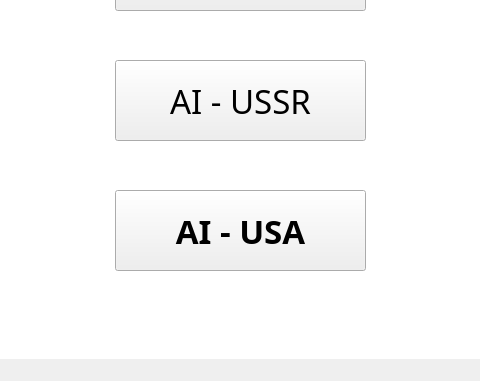
The window that Group Assignment/menuwindow.ui (RickySkywalker/GP) describes before a commit, drawn with Qt 5; both pictures show x 365 to 845 and y 419 to 800 of the 1200 by 800 pixel window.
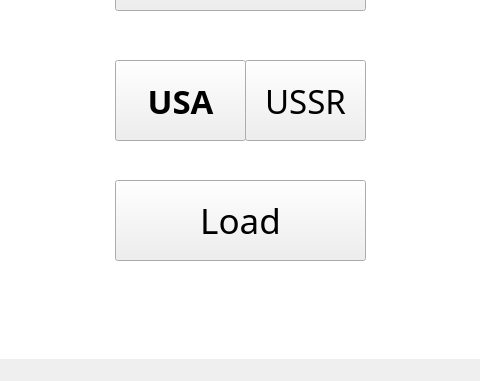
The same window after the commit. Icons and pictures are not drawn.

Commit message: finished save and load button and the behind logic

The edit to the form file:
```diff
--- a/Group Assignment/menuwindow.ui
+++ b/Group Assignment/menuwindow.ui
@@ -54,9 +54,9 @@
    <widget class="QPushButton" name="LoadGame">
     <property name="geometry">
      <rect>
-      <x>480</x>
+      <x>610</x>
       <y>460</y>
-      <width>251</width>
+      <width>121</width>
       <height>81</height>
      </rect>
     </property>
@@ -69,15 +69,15 @@
      </font>
     </property>
     <property name="text">
-     <string>AI - USSR</string>
+     <string>USSR</string>
     </property>
    </widget>
    <widget class="QPushButton" name="Exit">
     <property name="geometry">
      <rect>
       <x>480</x>
-      <y>590</y>
-      <width>251</width>
+      <y>460</y>
+      <width>131</width>
       <height>81</height>
      </rect>
     </property>
@@ -90,7 +90,7 @@
      </font>
     </property>
     <property name="text">
-     <string>AI - USA</string>
+     <string>USA</string>
     </property>
    </widget>
    <widget class="QLabel" name="Heading_Lite">
@@ -149,6 +149,25 @@
      <string/>
     </property>
    </widget>
+   <widget class="QPushButton" name="btn_load">
+    <property name="geometry">
+     <rect>
+      <x>480</x>
+      <y>580</y>
+      <width>251</width>
+      <height>81</height>
+     </rect>
+    </property>
+    <property name="font">
+     <font>
+      <family>Dubai Medium</family>
+      <pointsize>26</pointsize>
+     </font>
+    </property>
+    <property name="text">
+     <string>Load</string>
+    </property>
+   </widget>
   </widget>
   <widget class="QMenuBar" name="menubar">
    <property name="geometry">
```
The commit also changes 11 other files.
